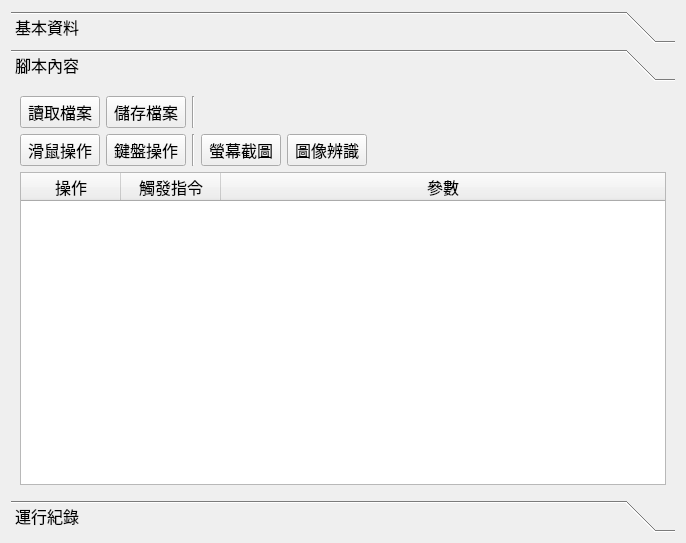
Old version of the form ui/editor.ui in the repository willy11342002/hotkeyMiddle.
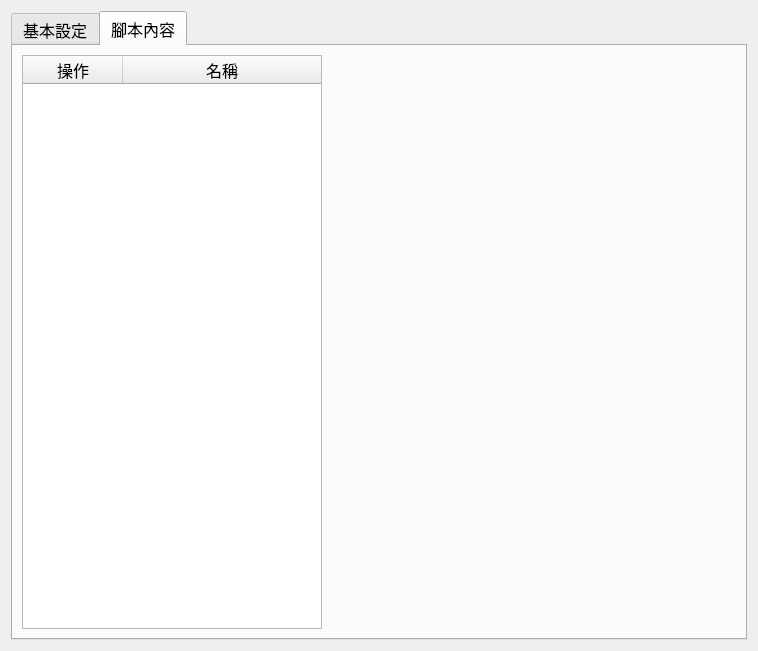
New version of the form. The open tabs and pages were chosen to show the change. Custom widgets are drawn as their Qt base class.

Commit message: 調整架構 使用新版trigger

The edit to the form file:
```diff
--- a/ui/editor.ui
+++ b/ui/editor.ui
@@ -6,8 +6,8 @@
    <rect>
     <x>0</x>
     <y>0</y>
-    <width>686</width>
-    <height>543</height>
+    <width>758</width>
+    <height>651</height>
    </rect>
   </property>
   <property name="font">
@@ -24,27 +24,13 @@
   </property>
   <layout class="QVBoxLayout" name="verticalLayout">
    <item>
-    <widget class="QToolBox" name="toolBox">
-     <property name="font">
-      <font>
-       <family>微軟正黑體</family>
-       <pointsize>12</pointsize>
-      </font>
-     </property>
+    <widget class="QTabWidget" name="tabWidget">
      <property name="currentIndex">
       <number>0</number>
      </property>
-     <widget class="QWidget" name="page">
-      <property name="geometry">
-       <rect>
-        <x>0</x>
-        <y>0</y>
-        <width>664</width>
-        <height>401</height>
-       </rect>
-      </property>
-      <attribute name="label">
-       <string>基本資料</string>
+     <widget class="QWidget" name="tab">
+      <attribute name="title">
+       <string>基本設定</string>
       </attribute>
       <layout class="QVBoxLayout" name="verticalLayout_2">
        <item>
@@ -275,26 +261,30 @@
        </item>
       </layout>
      </widget>
-     <widget class="QWidget" name="page_2">
-      <property name="geometry">
-       <rect>
-        <x>0</x>
-        <y>0</y>
-        <width>664</width>
-        <height>401</height>
-       </rect>
-      </property>
-      <attribute name="label">
+     <widget class="QWidget" name="tab_2">
+      <attribute name="title">
        <string>腳本內容</string>
       </attribute>
-      <layout class="QGridLayout" name="gridLayout">
-       <item row="2" column="0">
-        <widget class="QTableWidget" name="tb_script">
-         <property name="font">
-          <font>
-           <family>微軟正黑體</family>
-           <pointsize>12</pointsize>
-          </font>
+      <layout class="QHBoxLayout" name="horizontalLayout_2">
+       <item>
+        <widget class="TriggerListWidget" name="lst_trigger">
+         <property name="sizePolicy">
+          <sizepolicy hsizetype="Fixed" vsizetype="Expanding">
+           <horstretch>0</horstretch>
+           <verstretch>0</verstretch>
+          </sizepolicy>
+         </property>
+         <property name="minimumSize">
+          <size>
+           <width>300</width>
+           <height>0</height>
+          </size>
+         </property>
+         <property name="editTriggers">
+          <set>QAbstractItemView::NoEditTriggers</set>
+         </property>
+         <property name="dragEnabled">
+          <bool>true</bool>
          </property>
          <property name="dragDropMode">
           <enum>QAbstractItemView::NoDragDrop</enum>
@@ -302,15 +292,6 @@
          <attribute name="horizontalHeaderStretchLastSection">
           <bool>true</bool>
          </attribute>
-         <attribute name="verticalHeaderVisible">
-          <bool>true</bool>
-         </attribute>
-         <attribute name="verticalHeaderMinimumSectionSize">
-          <number>45</number>
-         </attribute>
-         <attribute name="verticalHeaderDefaultSectionSize">
-          <number>45</number>
-         </attribute>
          <column>
           <property name="text">
            <string>操作</string>
@@ -318,160 +299,13 @@
          </column>
          <column>
           <property name="text">
-           <string>觸發指令</string>
-          </property>
-         </column>
-         <column>
-          <property name="text">
-           <string>參數</string>
+           <string>名稱</string>
           </property>
          </column>
         </widget>
        </item>
-       <item row="1" column="0">
-        <layout class="QHBoxLayout" name="horizontalLayout_2">
-         <item>
-          <widget class="QPushButton" name="pb_click_mouse">
-           <property name="sizePolicy">
-            <sizepolicy hsizetype="Fixed" vsizetype="Fixed">
-             <horstretch>0</horstretch>
-             <verstretch>0</verstretch>
-            </sizepolicy>
-           </property>
-           <property name="text">
-            <string>滑鼠操作</string>
-           </property>
-          </widget>
-         </item>
-         <item>
-          <widget class="QPushButton" name="pb_click_keyboard">
-           <property name="sizePolicy">
-            <sizepolicy hsizetype="Fixed" vsizetype="Fixed">
-             <horstretch>0</horstretch>
-             <verstretch>0</verstretch>
-            </sizepolicy>
-           </property>
-           <property name="text">
-            <string>鍵盤操作</string>
-           </property>
-          </widget>
-         </item>
-         <item>
-          <widget class="Line" name="line">
-           <property name="orientation">
-            <enum>Qt::Vertical</enum>
-           </property>
-          </widget>
-         </item>
-         <item>
-          <widget class="QPushButton" name="pb_screen_shot">
-           <property name="sizePolicy">
-            <sizepolicy hsizetype="Fixed" vsizetype="Fixed">
-             <horstretch>0</horstretch>
-             <verstretch>0</verstretch>
-            </sizepolicy>
-           </property>
-           <property name="text">
-            <string>螢幕截圖</string>
-           </property>
-          </widget>
-         </item>
-         <item>
-          <widget class="QPushButton" name="pb_img_check">
-           <property name="sizePolicy">
-            <sizepolicy hsizetype="Fixed" vsizetype="Fixed">
-             <horstretch>0</horstretch>
-             <verstretch>0</verstretch>
-            </sizepolicy>
-           </property>
-           <property name="text">
-            <string>圖像辨識</string>
-           </property>
-          </widget>
-         </item>
-         <item>
-          <spacer name="horizontalSpacer_2">
-           <property name="orientation">
-            <enum>Qt::Horizontal</enum>
-           </property>
-           <property name="sizeHint" stdset="0">
-            <size>
-             <width>40</width>
-             <height>20</height>
-            </size>
-           </property>
-          </spacer>
-         </item>
-        </layout>
-       </item>
-       <item row="0" column="0">
-        <layout class="QHBoxLayout" name="horizontalLayout_3">
-         <item>
-          <widget class="QPushButton" name="pb_file_load">
-           <property name="text">
-            <string>讀取檔案</string>
-           </property>
-          </widget>
-         </item>
-         <item>
-          <widget class="QPushButton" name="pb_file_save">
-           <property name="text">
-            <string>儲存檔案</string>
-           </property>
-          </widget>
-         </item>
-         <item>
-          <widget class="Line" name="line_4">
-           <property name="orientation">
-            <enum>Qt::Vertical</enum>
-           </property>
-          </widget>
-         </item>
-         <item>
-          <spacer name="horizontalSpacer_3">
-           <property name="orientation">
-            <enum>Qt::Horizontal</enum>
-           </property>
-           <property name="sizeHint" stdset="0">
-            <size>
-             <width>40</width>
-             <height>20</height>
-            </size>
-           </property>
-          </spacer>
-         </item>
-        </layout>
-       </item>
-      </layout>
-     </widget>
-     <widget class="QWidget" name="page_3">
-      <property name="geometry">
-       <rect>
-        <x>0</x>
-        <y>0</y>
-        <width>664</width>
-        <height>401</height>
-       </rect>
-      </property>
-      <attribute name="label">
-       <string>運行紀錄</string>
-      </attribute>
-      <layout class="QVBoxLayout" name="verticalLayout_3">
        <item>
-        <widget class="QTextEdit" name="te_record">
-         <property name="font">
-          <font>
-           <family>微軟正黑體</family>
-           <pointsize>12</pointsize>
-          </font>
-         </property>
-         <property name="styleSheet">
-          <string notr="true">background-color: white;</string>
-         </property>
-         <property name="readOnly">
-          <bool>true</bool>
-         </property>
-        </widget>
+        <widget class="QStackedWidget" name="lst_page"/>
        </item>
       </layout>
      </widget>
@@ -485,6 +319,11 @@
    <extends>QLineEdit</extends>
    <header>ui</header>
   </customwidget>
+  <customwidget>
+   <class>TriggerListWidget</class>
+   <extends>QTableWidget</extends>
+   <header>window.editor</header>
+  </customwidget>
  </customwidgets>
  <resources/>
  <connections>
```
Left out of the diff: 242 changed lines with no effect on the pictures. The commit also changes 21 other files.
